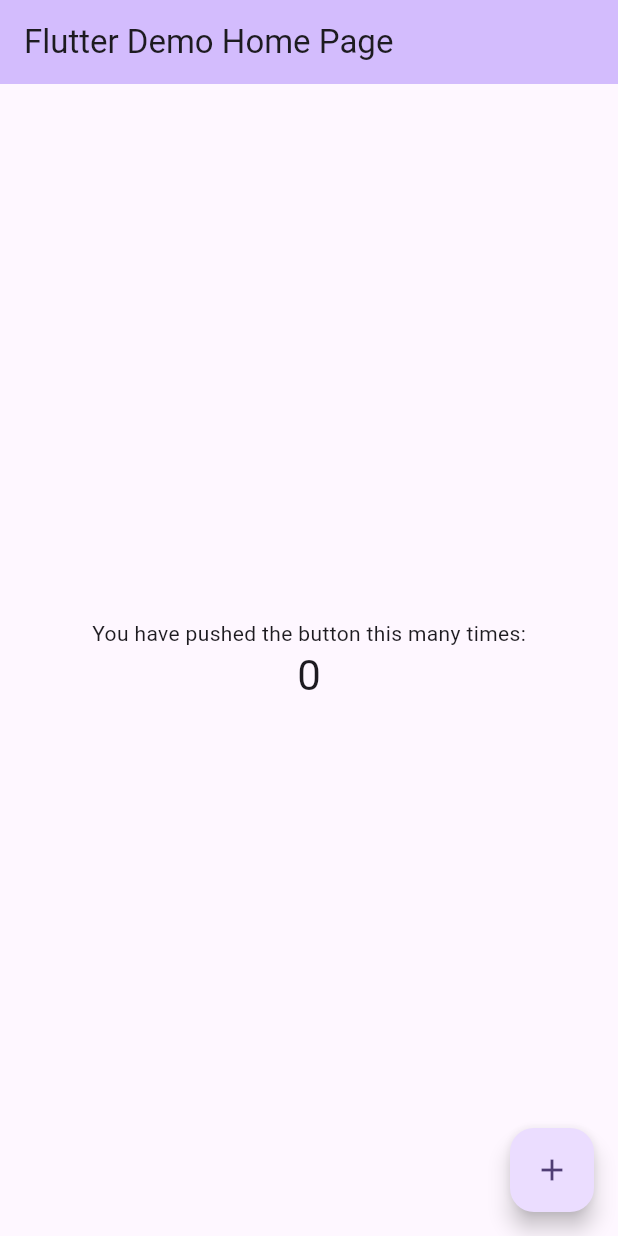
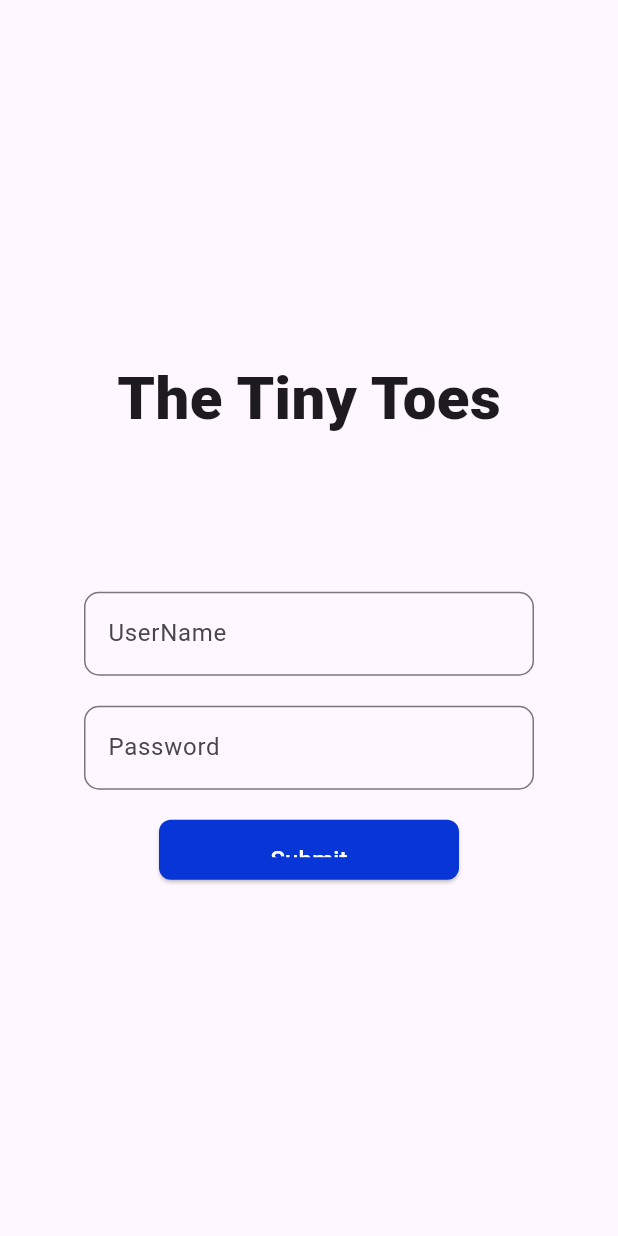
Before and after one commit to KNURanasinghe/the-tiny-toes, a Flutter app: the screen it shows after launch, on a phone screen of 412 x 824 dp. Run offline on Flutter 3.47's test engine with Material 3 defaults, Android fonts, the phone set to English and light mode, and no system bars.

Commit message:
#5 login page implimentation is finished

```diff
--- /dev/null
+++ b/client/apps/imaginary_baby_gallery_app/lib/components/customTextFeild.dart
@@ -0,0 +1,32 @@
+import 'package:flutter/material.dart';
+
+class CustomTextFeild extends StatelessWidget {
+  double? width;
+  String labelText;
+  String hintText;
+  TextEditingController controller;
+  CustomTextFeild({
+    super.key,
+    this.width = 300,
+    required this.labelText,
+    required this.hintText,
+    required this.controller,
+  });
+
+  @override
+  Widget build(BuildContext context) {
+    return SizedBox(
+      width: width,
+      child: TextField(
+        controller: controller,
+        decoration: InputDecoration(
+          border: const OutlineInputBorder(
+            borderRadius: BorderRadius.all(Radius.circular(10)),
+          ),
+          labelText: labelText,
+          hintText: hintText,
+        ),
+      ),
+    );
+  }
+}
--- a/client/apps/imaginary_baby_gallery_app/lib/main.dart
+++ b/client/apps/imaginary_baby_gallery_app/lib/main.dart
@@ -1,7 +1,18 @@
 import 'package:flutter/material.dart';
+import 'package:imaginary_baby_gallery_app/screens/loginScreen.dart';
+import 'package:provider/provider.dart';
+
+import 'provider/authProvider.dart';
 
 void main() {
-  runApp(const MyApp());
+  runApp(
+    MultiProvider(
+      providers: [
+        ChangeNotifierProvider(create: (_) => LoginProvider()),
+      ],
+      child: const MyApp(),
+    ),
+  );
 }
 
 class MyApp extends StatelessWidget {
@@ -11,115 +22,13 @@
   @override
   Widget build(BuildContext context) {
     return MaterialApp(
+      debugShowCheckedModeBanner: false,
       title: 'Flutter Demo',
       theme: ThemeData(
-        // This is the theme of your application.
-        //
-        // TRY THIS: Try running your application with "flutter run". You'll see
-        // the application has a purple toolbar. Then, without quitting the app,
-        // try changing the seedColor in the colorScheme below to Colors.green
-        // and then invoke "hot reload" (save your changes or press the "hot
-        // reload" button in a Flutter-supported IDE, or press "r" if you used
-        // the command line to start the app).
-        //
-        // Notice that the counter didn't reset back to zero; the application
-        // state is not lost during the reload. To reset the state, use hot
-        // restart instead.
-        //
-        // This works for code too, not just values: Most code changes can be
-        // tested with just a hot reload.
         colorScheme: ColorScheme.fromSeed(seedColor: Colors.deepPurple),
         useMaterial3: true,
       ),
-      home: const MyHomePage(title: 'Flutter Demo Home Page'),
+      home: const LoginScreen(),
     );
   }
 }
-
-class MyHomePage extends StatefulWidget {
-  const MyHomePage({super.key, required this.title});
-
-  // This widget is the home page of your application. It is stateful, meaning
-  // that it has a State object (defined below) that contains fields that affect
-  // how it looks.
-
-  // This class is the configuration for the state. It holds the values (in this
-  // case the title) provided by the parent (in this case the App widget) and
-  // used by the build method of the State. Fields in a Widget subclass are
-  // always marked "final".
-
-  final String title;
-
-  @override
-  State<MyHomePage> createState() => _MyHomePageState();
-}
-
-class _MyHomePageState extends State<MyHomePage> {
-  int _counter = 0;
-
-  void _incrementCounter() {
-    setState(() {
-      // This call to setState tells the Flutter framework that something has
-      // changed in this State, which causes it to rerun the build method below
-      // so that the display can reflect the updated values. If we changed
-      // _counter without calling setState(), then the build method would not be
-      // called again, and so nothing would appear to happen.
-      _counter++;
-    });
-  }
-
-  @override
-  Widget build(BuildContext context) {
-    // This method is rerun every time setState is called, for instance as done
-    // by the _incrementCounter method above.
-    //
-    // The Flutter framework has been optimized to make rerunning build methods
-    // fast, so that you can just rebuild anything that needs updating rather
-    // than having to individually change instances of widgets.
-    return Scaffold(
-      appBar: AppBar(
-        // TRY THIS: Try changing the color here to a specific color (to
-        // Colors.amber, perhaps?) and trigger a hot reload to see the AppBar
-        // change color while the other colors stay the same.
-        backgroundColor: Theme.of(context).colorScheme.inversePrimary,
-        // Here we take the value from the MyHomePage object that was created by
-        // the App.build method, and use it to set our appbar title.
-        title: Text(widget.title),
-      ),
-      body: Center(
-        // Center is a layout widget. It takes a single child and positions it
-        // in the middle of the parent.
-        child: Column(
-          // Column is also a layout widget. It takes a list of children and
-          // arranges them vertically. By default, it sizes itself to fit its
-          // children horizontally, and tries to be as tall as its parent.
-          //
-          // Column has various properties to control how it sizes itself and
-          // how it positions its children. Here we use mainAxisAlignment to
-          // center the children vertically; the main axis here is the vertical
-          // axis because Columns are vertical (the cross axis would be
-          // horizontal).
-          //
-          // TRY THIS: Invoke "debug painting" (choose the "Toggle Debug Paint"
-          // action in the IDE, or press "p" in the console), to see the
-          // wireframe for each widget.
-          mainAxisAlignment: MainAxisAlignment.center,
-          children: <Widget>[
-            const Text(
-              'You have pushed the button this many times:',
-            ),
-            Text(
-              '$_counter',
-              style: Theme.of(context).textTheme.headlineMedium,
-            ),
-          ],
-        ),
-      ),
-      floatingActionButton: FloatingActionButton(
-        onPressed: _incrementCounter,
-        tooltip: 'Increment',
-        child: const Icon(Icons.add),
-      ), // This trailing comma makes auto-formatting nicer for build methods.
-    );
-  }
-}
--- /dev/null
+++ b/client/apps/imaginary_baby_gallery_app/lib/provider/authProvider.dart
@@ -0,0 +1,31 @@
+import 'package:flutter/material.dart';
+
+class LoginProvider with ChangeNotifier {
+  // Hardcoded username and password
+  final String _username = "Nidarshana";
+  final String _password = "123456";
+
+  // Track the login state
+  bool _isLoggedIn = false;
+
+  bool get isLoggedIn => _isLoggedIn;
+
+  // Method to handle login
+  bool login(String username, String password) {
+    if (username == _username && password == _password) {
+      _isLoggedIn = true;
+      notifyListeners();
+      return true;
+    } else {
+      _isLoggedIn = false;
+      notifyListeners();
+      return false;
+    }
+  }
+
+  // Method to handle logout
+  void logout() {
+    _isLoggedIn = false;
+    notifyListeners();
+  }
+}
--- /dev/null
+++ b/client/apps/imaginary_baby_gallery_app/lib/screens/loginScreen.dart
@@ -0,0 +1,99 @@
+import 'package:flutter/material.dart';
+import 'package:imaginary_baby_gallery_app/screens/userScreen.dart';
+import 'package:provider/provider.dart';
+
+import '../components/customTextFeild.dart';
+import '../provider/authProvider.dart';
+
+class LoginScreen extends StatefulWidget {
+  const LoginScreen({super.key});
+
+  @override
+  State<LoginScreen> createState() => _UserScreenState();
+}
+
+class _UserScreenState extends State<LoginScreen> {
+  final userNameController = TextEditingController();
+  final passwordController = TextEditingController();
+
+  void onPressed() {
+
+    final loginProvider = Provider.of<LoginProvider>(context, listen: false);
+
+    if (userNameController.text.isNotEmpty &&
+        passwordController.text.isNotEmpty) {
+      bool isLoggedIn = loginProvider.login(
+        userNameController.text.trim(),
+        passwordController.text.trim(),
+      );
+
+      if (isLoggedIn) {
+        userNameController.clear();
+        passwordController.clear();
+        Navigator.push(
+          context,
+          MaterialPageRoute(builder: (context) => const Userscreen()),
+        );
+      } else {
+        ScaffoldMessenger.of(context).showSnackBar(const SnackBar(
+            content: Text("User name or password is incorrect")));
+      }
+    } else {
+      ScaffoldMessenger.of(context).showSnackBar(
+          const SnackBar(content: Text("All fields are required")));
+    }
+  }
+
+  @override
+  Widget build(BuildContext context) {
+    return Scaffold(
+      body: Column(mainAxisAlignment: MainAxisAlignment.center, children: [
+        const Center(
+            child: Text(
+          "The Tiny Toes",
+          style: TextStyle(
+            fontSize: 40,
+            fontWeight: FontWeight.w900,
+          ),
+        )),
+        const SizedBox(
+          height: 100,
+        ),
+        CustomTextFeild(
+          controller: userNameController,
+          hintText: "UserName",
+          labelText: "UserName",
+        ),
+        const SizedBox(
+          height: 20,
+        ),
+        CustomTextFeild(
+          controller: passwordController,
+          hintText: "Password",
+          labelText: "Password",
+        ),
+        const SizedBox(
+          height: 20,
+        ),
+        SizedBox(
+          width: 200,
+          height: 40,
+          child: ElevatedButton(
+            onPressed: onPressed,
+            style: ElevatedButton.styleFrom(
+                padding: const EdgeInsets.symmetric(vertical: 15),
+                shape: RoundedRectangleBorder(
+                  borderRadius:
+                      BorderRadius.circular(8), // Set desired radius here
+                ),
+                backgroundColor: const Color.fromARGB(255, 8, 53, 214)),
+            child: const Text(
+              "Submit",
+              style: TextStyle(fontSize: 16, color: Colors.white),
+            ),
+          ),
+        )
+      ]),
+    );
+  }
+}
```
Also changed, not shown: client/apps/imaginary_baby_gallery_app/lib/screens/userScreen.dart (added, +21 -0 lines).
